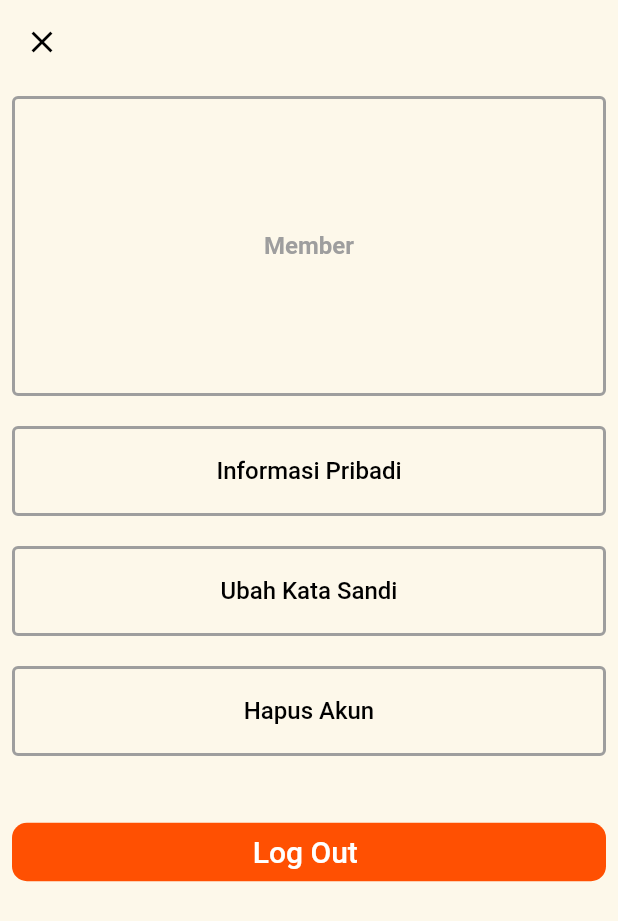
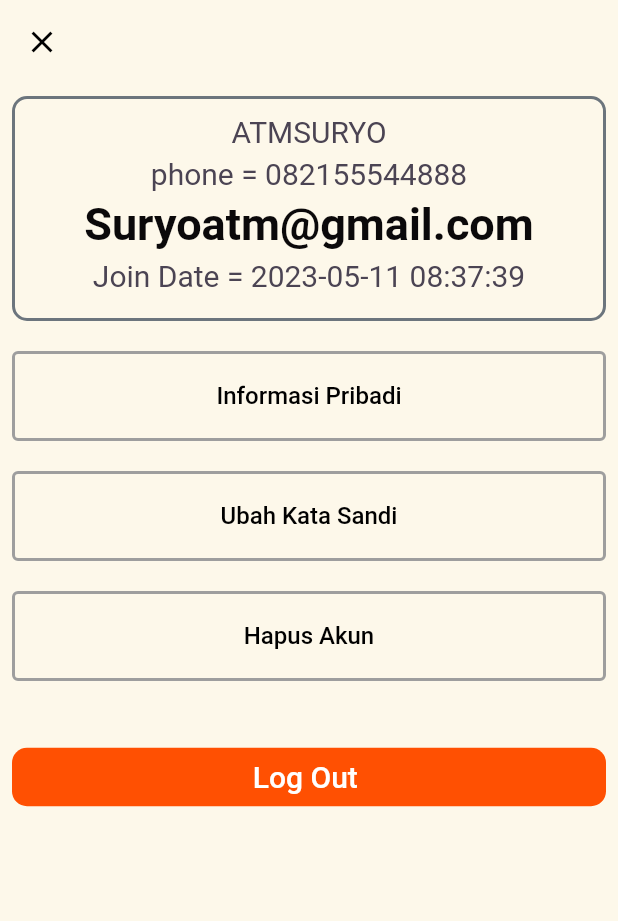
Before and after one commit to RonwasHere/dio, a Flutter app: the EmpatPage screen opened directly, on a phone screen of 412 x 824 dp. Shown: the top 921 px of the screen. Run offline on Flutter 3.47's test engine with Material 2 defaults, Android fonts, the phone set to English and light mode, and no system bars; our stand-ins replace carousel_slider, gallery_saver.

Commit message:
feat = modifikasi tampilan profile, (infromasi profile) + separated widget

```diff
--- a/analysis_options.yaml
+++ b/analysis_options.yaml
@@ -24,5 +24,6 @@ linter:
   rules:
     prefer_const_constructors: false
     prefer_const_literals_to_create_immutables: false
+    prefer_interpolation_to_compose_strings: true
 # Additional information about this file can be found at
 # https://dart.dev/guides/language/analysis-options
--- a/lib/empat_page.dart
+++ b/lib/empat_page.dart
@@ -1,4 +1,7 @@
+import 'package:dio/theme/theme_file.dart';
+import 'package:dio/widget/container_profile_member.dart';
 import 'package:flutter/material.dart';
+import 'package:image/image.dart';
 
 class EmpatPage extends StatelessWidget {
   const EmpatPage({super.key});
@@ -6,44 +9,19 @@ class EmpatPage extends StatelessWidget {
   @override
   Widget build(BuildContext context) {
     return Scaffold(
-      appBar: AppBar(
-        elevation: 0,
-        leading: GestureDetector(
-          onTap: () {
-            Navigator.pushNamed(context, '/tiga'); //lempar ke hlmn lgin
-          },
-          child: Icon(
-            Icons.close,
-            color: Colors.black,
-          ),
-        ),
-        backgroundColor: Color(0xfffdf8ea),
-      ),
+      appBar: _appBar(context),
       body: SingleChildScrollView(
         child: Padding(
           padding: const EdgeInsets.all(8.0),
           child: Column(
             children: [
               Padding(padding: EdgeInsets.all(0)),
-              //untuk member
-              Container(
-                width: MediaQuery.of(context).size.width,
-                child: OutlinedButton(
-                  style: OutlinedButton.styleFrom(
-                    foregroundColor: Colors.grey,
-                    minimumSize: Size.fromHeight(200),
-                    side: BorderSide(
-                      width: 2,
-                      color: Colors.grey,
-                    ),
-                  ),
-                  onPressed: () {},
-                  child: Text(
-                    'Member',
-                    style: TextStyle(fontWeight: FontWeight.bold, fontSize: 16),
-                  ),
-                ),
-              ),
+              //untuk informasi member
+              ContainerProfileMember(
+                  name: 'ATMSURYO',
+                  phone: '082155544888',
+                  email: 'Suryoatm@gmail.com',
+                  joindate: '2023-05-11 08:37:39'),
               SizedBox(height: 20),
               //untuk informasi probadi
               Container(
@@ -110,7 +88,7 @@ class EmpatPage extends StatelessWidget {
                 width: MediaQuery.of(context).size.width,
                 child: TextButton(
                   style: TextButton.styleFrom(
-                    backgroundColor: Color(0xffff5002),
+                    backgroundColor: kOrangeColor,
                     shape: RoundedRectangleBorder(
                       borderRadius: BorderRadius.circular(10),
                     ),
@@ -131,7 +109,24 @@ class EmpatPage extends StatelessWidget {
           ),
         ),
       ),
-      backgroundColor: Color(0xfffdf8ea),
+      backgroundColor: kWhiteColor,
+    );
+  }
+
+  //method app bar
+  AppBar _appBar(BuildContext context) {
+    return AppBar(
+      elevation: 0,
+      leading: GestureDetector(
+        onTap: () {
+          Navigator.pushNamed(context, '/tiga'); //lempar ke hlmn lgin
+        },
+        child: Icon(
+          Icons.close,
+          color: Colors.black,
+        ),
+      ),
+      backgroundColor: kWhiteColor,
     );
   }
 }
--- a/lib/tiga_page.dart
+++ b/lib/tiga_page.dart
@@ -52,19 +52,20 @@ class TigaPage extends StatelessWidget {
                 width: MediaQuery.of(context).size.width,
                 child: TextButton(
                   style: TextButton.styleFrom(
-                    backgroundColor: Color(0xffff5002),
+                    backgroundColor: kOrangeColor,
                     shape: RoundedRectangleBorder(
                       borderRadius: BorderRadius.circular(10),
                     ),
                   ),
                   onPressed: () {
+                    //kasik pengecekan login + api dulu, kalok bener baru push masuk ke hlmn
                     Navigator.pushNamed(context, '/mainscreen');
                   },
                   child: Text(
                     'Sign In ',
                     style: TextStyle(
                       fontSize: 20,
-                      color: Colors.white,
+                      color: kWhiteColor,
                     ),
                   ),
                 ),
@@ -82,7 +83,7 @@ class TigaPage extends StatelessWidget {
           ),
         ),
       ),
-      backgroundColor: Color(0xfffdf8ea),
+      backgroundColor: kWhiteColor,
     );
   }
 }
--- /dev/null
+++ b/lib/widget/container_profile_member.dart
@@ -0,0 +1,59 @@
+import 'package:flutter/material.dart';
+import 'package:dio/theme/theme_file.dart';
+
+class ContainerProfileMember extends StatelessWidget {
+  String name;
+  String phone;
+  String email;
+  String joindate;
+  ContainerProfileMember({
+    required this.name,
+    required this.phone,
+    required this.email,
+    required this.joindate,
+  });
+
+  @override
+  Widget build(BuildContext context) {
+    return Container(
+      width: MediaQuery.of(context).size.width,
+      height: 150,
+      decoration: BoxDecoration(
+        borderRadius: BorderRadius.circular(10),
+        border: Border.all(
+          color: kGreyColor,
+          width: 2,
+        ),
+      ),
+      child: Padding(
+        padding: EdgeInsets.all(10),
+        child: Column(
+          children: [
+            Text(
+              name,
+              style: TextStyle(color: kDarkGreyColor, fontSize: 20),
+            ),
+            SizedBox(height: 5),
+            Text(
+              'phone = ' + phone,
+              style: TextStyle(color: kDarkGreyColor, fontSize: 20),
+            ),
+            SizedBox(height: 5),
+            Text(
+              email,
+              style: TextStyle(
+                  color: kBlackColor,
+                  fontSize: 30,
+                  fontWeight: FontWeight.bold),
+            ),
+            SizedBox(height: 5),
+            Text(
+              'Join Date = ' + joindate,
+              style: TextStyle(color: kDarkGreyColor, fontSize: 20),
+            ),
+          ],
+        ),
+      ),
+    );
+  }
+}
```
Also changed, not shown: lib/helper/save_file.dart (deleted, +0 -33 lines), lib/gambar_tidak_dipakek/awal.dart (renamed from lib/awal.dart).
